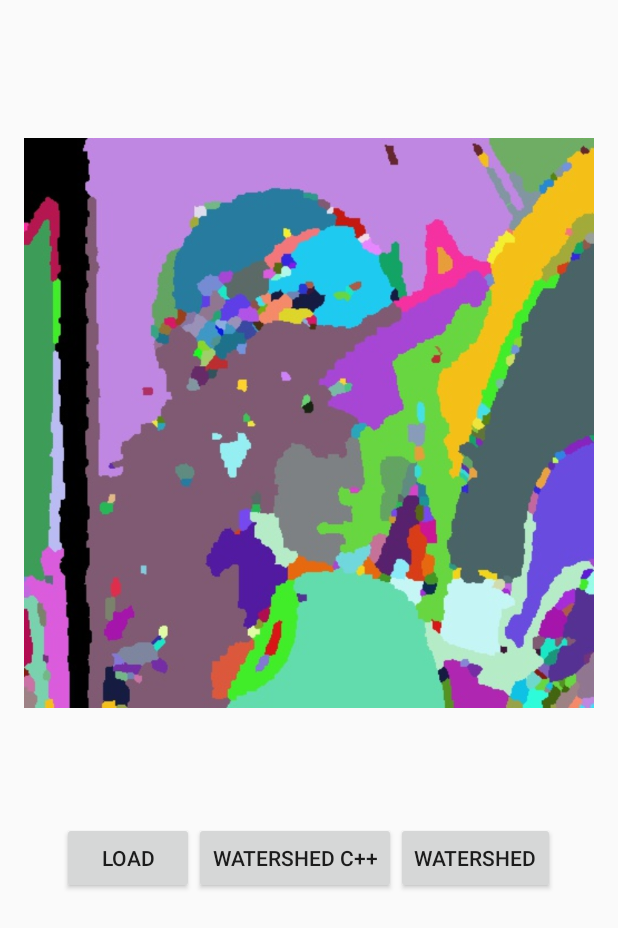
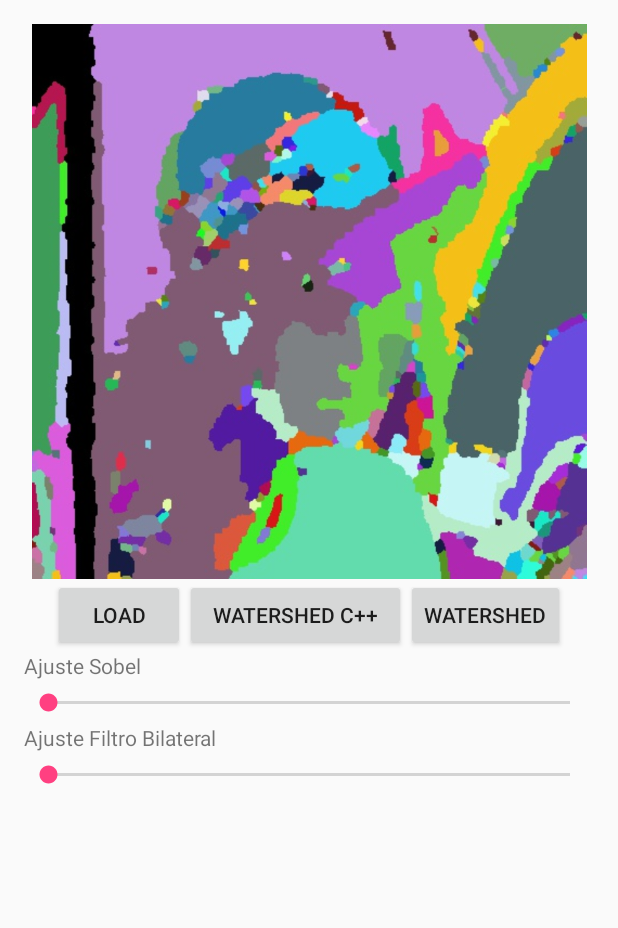
Before and after one commit to avelin0/SEG, an Android app: the layout activity_gallery.xml on its own in the app's theme, with its tools: preview values and no code run, on a phone screen of 412 x 824 dp. Shown: the top 928 px of the screen. Run offline under Robolectric (Android 15) with nearby library versions, the phone set to English and light mode, and no system bars.

Commit message:
Seek Bar Added; seek bar funcionality in progress

```diff
--- a/app/src/main/res/layout/activity_gallery.xml
+++ b/app/src/main/res/layout/activity_gallery.xml
@@ -12,14 +12,14 @@
     android:weightSum="1">
 
 
+
+
     <ImageView
         android:id="@+id/imgPicture"
         android:layout_width="match_parent"
-        android:layout_height="498dp"
+        android:layout_height="370dp"
         android:layout_gravity="center_horizontal"
-        android:layout_weight="0.14"
-        android:src="@drawable/ic_launcher"
-        />
+        android:src="@drawable/ic_launcher" />
 
     <LinearLayout
         android:layout_width="wrap_content"
@@ -38,9 +38,8 @@
 
         <Button
             android:id="@+id/btnWatershed"
-            android:layout_width="wrap_content"
+            android:layout_width="147dp"
             android:layout_height="wrap_content"
-            android:layout_weight="1"
             android:nestedScrollingEnabled="true"
             android:onClick="ClickWatershed"
             android:text="@string/watershed" />
@@ -49,11 +48,40 @@
             android:id="@+id/btnWatershed"
             android:layout_width="wrap_content"
             android:layout_height="wrap_content"
-            android:layout_weight="1"
             android:nestedScrollingEnabled="true"
             android:onClick="ClickWatershedJava"
             android:text="@string/watershedJava" />
 
     </LinearLayout>
 
+    <TextView
+        android:id="@+id/textView3"
+        android:layout_width="match_parent"
+        android:layout_height="wrap_content"
+        android:text="Ajuste Sobel" />
+
+    <SeekBar
+        android:id="@+id/seekBarSobel"
+        android:layout_width="match_parent"
+        android:layout_height="wrap_content"
+        android:layout_alignParentTop="true"
+        android:layout_centerHorizontal="true"
+        android:layout_marginTop="2dp"
+        android:layout_weight="0.03" />
+
+    <TextView
+        android:id="@+id/textView4"
+        android:layout_width="match_parent"
+        android:layout_height="wrap_content"
+        android:text="Ajuste Filtro Bilateral" />
+
+    <SeekBar
+        android:id="@+id/seekBarBilateral"
+        android:layout_width="match_parent"
+        android:layout_height="15dp"
+        android:layout_alignParentTop="true"
+        android:layout_centerHorizontal="true"
+        android:layout_marginTop="2dp"
+        android:layout_weight="0.04" />
+
 </LinearLayout>
```
Also changed, not shown: app/src/main/java/com/example/bruno/seg/GalleryActivity.java (+53 -13 lines).
